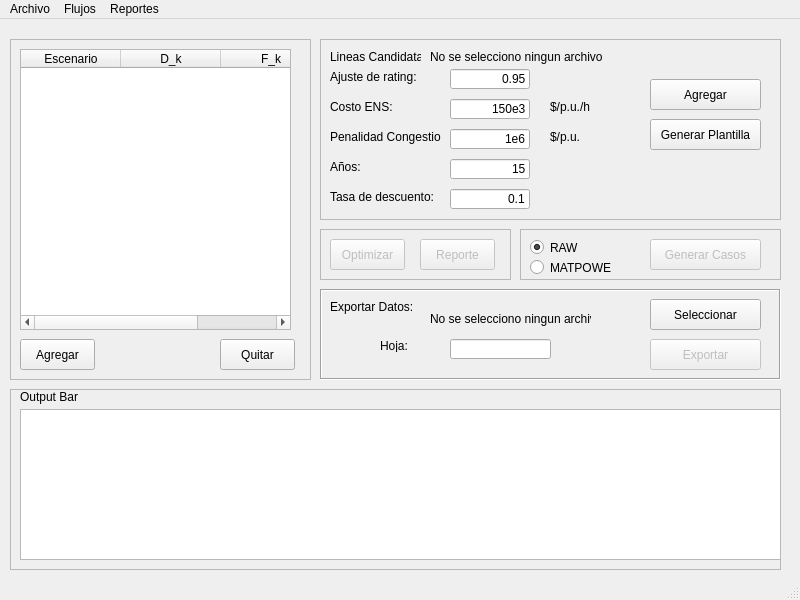
jbarberia/TNEP.py, file tnep/ui/UI.ui: the form before one commit.
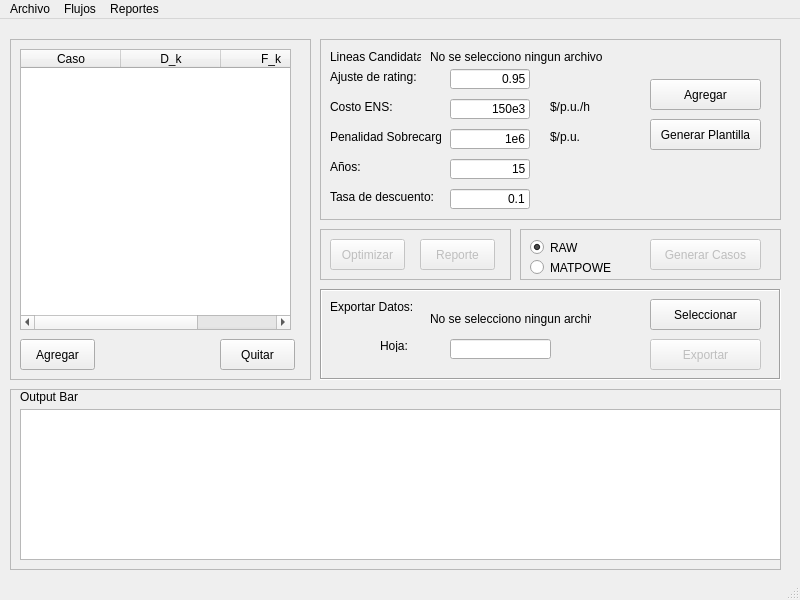
The form after the commit.

Patch:
```diff
--- a/tnep/ui/UI.ui
+++ b/tnep/ui/UI.ui
@@ -93,7 +93,7 @@
      </property>
      <column>
       <property name="text">
-       <string>Escenario</string>
+       <string>Caso</string>
       </property>
      </column>
      <column>
@@ -258,7 +258,7 @@
       </rect>
      </property>
      <property name="text">
-      <string>Penalidad Congestion:</string>
+      <string>Penalidad Sobrecarga:</string>
      </property>
     </widget>
     <widget class="QLineEdit" name="ENS">
```
